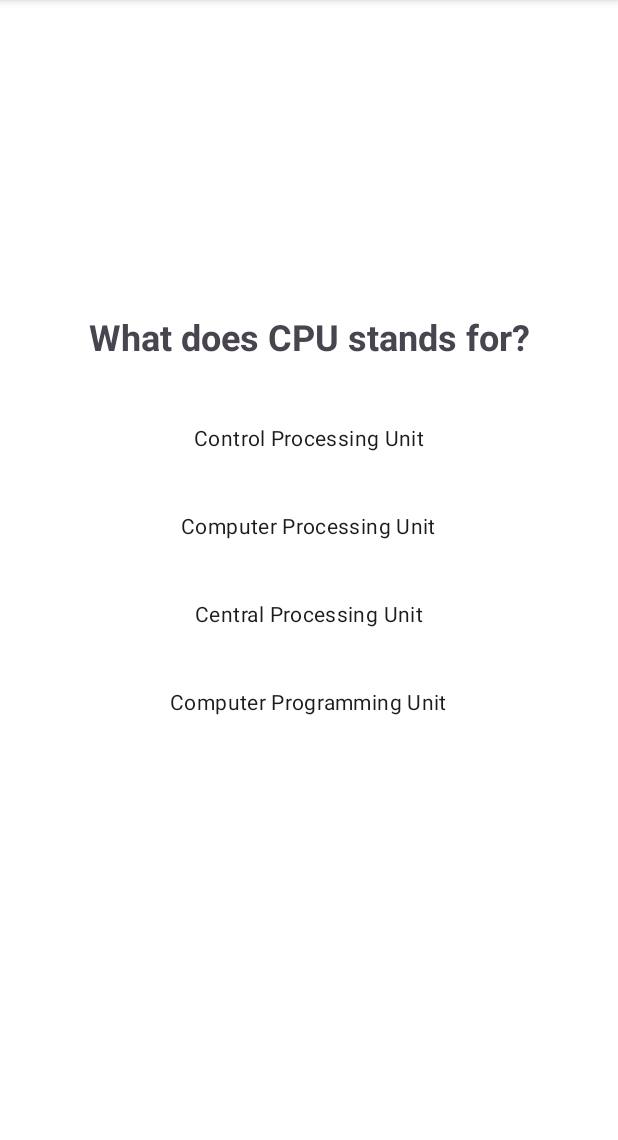
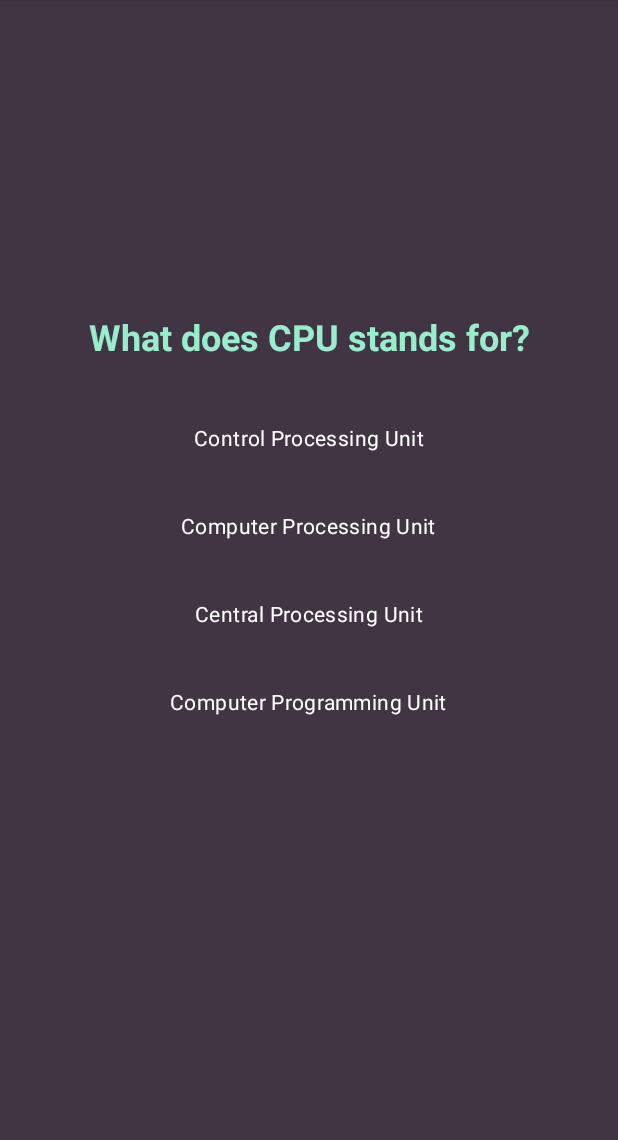
Before and after one commit to di0scuri/Quhizz, an Android app: the QuizActivity screen opened directly, with no data from a screen before it, on a phone screen of 412 x 824 dp, the part 96-1236 px from its top. Run offline under Robolectric (Android 15) with nearby library versions, the phone set to English and light mode, and no system bars; our stand-ins replace Firebase (no records; nobody signed in at launch, a user with empty details on screens opened directly).

Commit message:
13-10-23  10:35 pm

```diff
--- a/app/src/main/res/layout/activity_quiz.xml
+++ b/app/src/main/res/layout/activity_quiz.xml
@@ -5,7 +5,7 @@
     android:layout_width="match_parent"
     android:layout_height="match_parent"
     android:background="#70DBA3"
-    android:backgroundTint="#FFFFFF"
+    android:backgroundTint="#413543"
     android:orientation="vertical"
     android:padding="24dp"
     tools:context=".QuizActivity">
@@ -22,6 +22,7 @@
         android:layout_marginBottom="22dp"
         android:text="@string/question_text"
         android:textAlignment="center"
+        android:textColor="#98EECC"
         android:textSize="24sp"
         android:textStyle="bold" />
 
@@ -40,9 +41,10 @@
             android:layout_marginTop="5dp"
             android:layout_marginEnd="5dp"
             android:layout_marginBottom="5dp"
+            android:button="@drawable/smooth_radio_button"
             android:gravity="center"
             android:text="@string/choice_a"
-            android:button="@drawable/smooth_radio_button"/>
+            android:textColor="#FEFEFE" />
 
         <RadioButton
             android:id="@+id/choice_B"
@@ -52,9 +54,10 @@
             android:layout_marginTop="5dp"
             android:layout_marginEnd="5dp"
             android:layout_marginBottom="5dp"
+            android:button="@drawable/smooth_radio_button"
             android:gravity="center"
             android:text="@string/choice_b"
-            android:button="@drawable/smooth_radio_button"/>
+            android:textColor="#FEFEFE" />
 
         <RadioButton
             android:id="@+id/choice_C"
@@ -64,9 +67,10 @@
             android:layout_marginTop="5dp"
             android:layout_marginEnd="5dp"
             android:layout_marginBottom="5dp"
+            android:button="@drawable/smooth_radio_button"
             android:gravity="center"
             android:text="@string/choice_c"
-            android:button="@drawable/smooth_radio_button"/>
+            android:textColor="#FEFEFE" />
 
         <RadioButton
             android:id="@+id/choice_D"
@@ -76,9 +80,10 @@
             android:layout_marginTop="5dp"
             android:layout_marginEnd="5dp"
             android:layout_marginBottom="5dp"
+            android:button="@drawable/smooth_radio_button"
             android:gravity="center"
             android:text="@string/choice_d"
-            android:button="@drawable/smooth_radio_button"/>
+            android:textColor="#FEFEFE" />
 
     </RadioGroup>
 
--- a/app/src/main/res/values/strings.xml
+++ b/app/src/main/res/values/strings.xml
@@ -67,4 +67,5 @@
     <string name="leaderboards">Leaderboards</string>
     <string name="user_name">Username</string>
     <string name="full_name">Full Name</string>
+    <string name="ready_to_play">Ready to Play?</string>
 </resources>
```
Also changed, not shown: app/src/main/res/layout/fragment_home.xml (+38 -11 lines), app/src/main/res/drawable/quhizz__2_.png (added), app/src/main/res/drawable/quhizz__3_.png (added).
